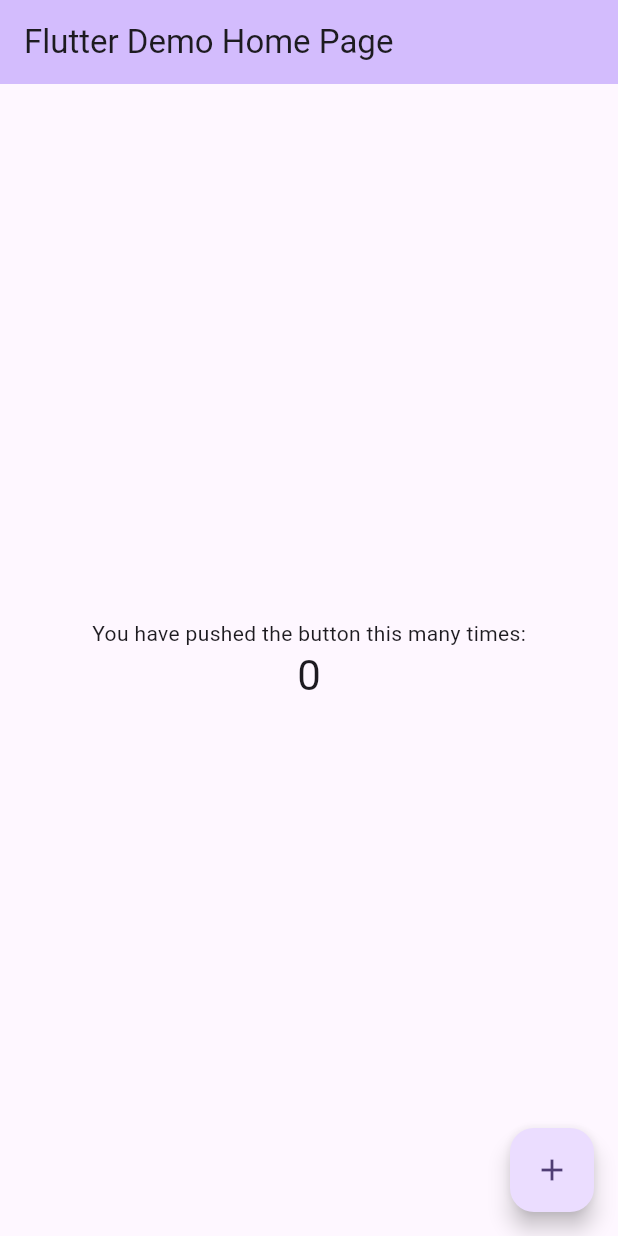
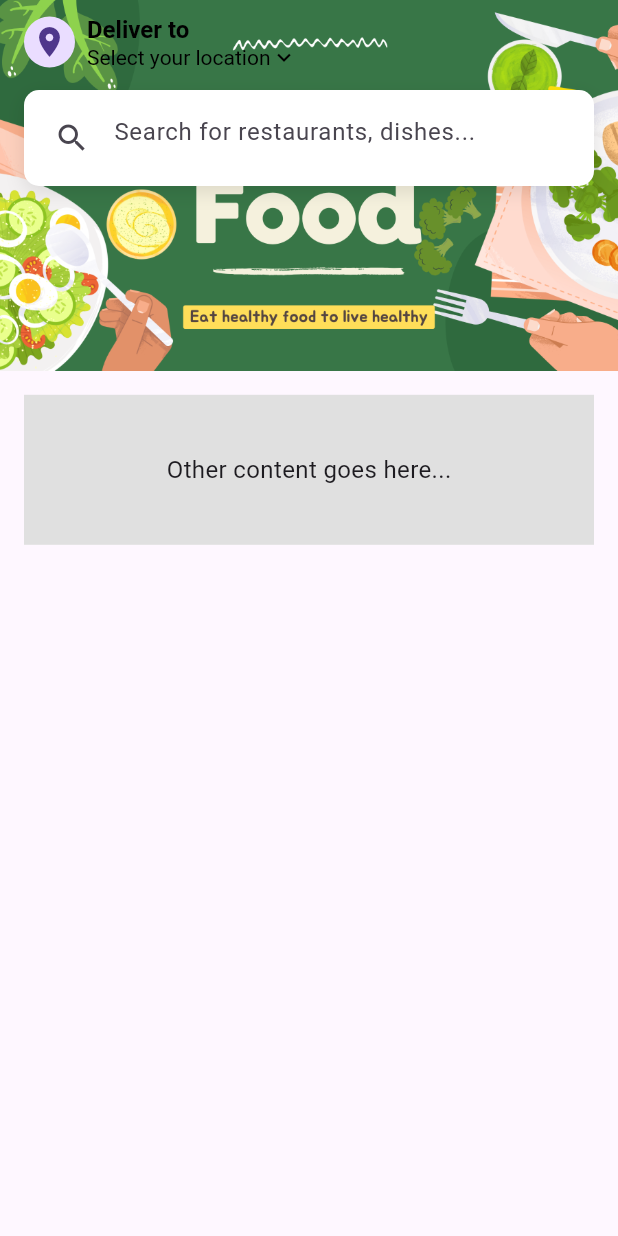
Before and after one commit to 7mzah/sa7ten, a Flutter app: the screen it shows after launch, on a phone screen of 412 x 824 dp. Run offline on Flutter 3.47's test engine with Material 3 defaults, Android fonts, the phone set to English and light mode, and no system bars.

Commit message:
first commit

```diff
--- a/lib/main.dart
+++ b/lib/main.dart
@@ -1,4 +1,5 @@
 import 'package:flutter/material.dart';
+import 'package:sa7ten/splash_screen.dart';
 
 void main() {
   runApp(const MyApp());
@@ -31,95 +32,7 @@
         colorScheme: ColorScheme.fromSeed(seedColor: Colors.deepPurple),
         useMaterial3: true,
       ),
-      home: const MyHomePage(title: 'Flutter Demo Home Page'),
+      home: const SplashScreen(),
     );
   }
 }
-
-class MyHomePage extends StatefulWidget {
-  const MyHomePage({super.key, required this.title});
-
-  // This widget is the home page of your application. It is stateful, meaning
-  // that it has a State object (defined below) that contains fields that affect
-  // how it looks.
-
-  // This class is the configuration for the state. It holds the values (in this
-  // case the title) provided by the parent (in this case the App widget) and
-  // used by the build method of the State. Fields in a Widget subclass are
-  // always marked "final".
-
-  final String title;
-
-  @override
-  State<MyHomePage> createState() => _MyHomePageState();
-}
-
-class _MyHomePageState extends State<MyHomePage> {
-  int _counter = 0;
-
-  void _incrementCounter() {
-    setState(() {
-      // This call to setState tells the Flutter framework that something has
-      // changed in this State, which causes it to rerun the build method below
-      // so that the display can reflect the updated values. If we changed
-      // _counter without calling setState(), then the build method would not be
-      // called again, and so nothing would appear to happen.
-      _counter++;
-    });
-  }
-
-  @override
-  Widget build(BuildContext context) {
-    // This method is rerun every time setState is called, for instance as done
-    // by the _incrementCounter method above.
-    //
-    // The Flutter framework has been optimized to make rerunning build methods
-    // fast, so that you can just rebuild anything that needs updating rather
-    // than having to individually change instances of widgets.
-    return Scaffold(
-      appBar: AppBar(
-        // TRY THIS: Try changing the color here to a specific color (to
-        // Colors.amber, perhaps?) and trigger a hot reload to see the AppBar
-        // change color while the other colors stay the same.
-        backgroundColor: Theme.of(context).colorScheme.inversePrimary,
-        // Here we take the value from the MyHomePage object that was created by
-        // the App.build method, and use it to set our appbar title.
-        title: Text(widget.title),
-      ),
-      body: Center(
-        // Center is a layout widget. It takes a single child and positions it
-        // in the middle of the parent.
-        child: Column(
-          // Column is also a layout widget. It takes a list of children and
-          // arranges them vertically. By default, it sizes itself to fit its
-          // children horizontally, and tries to be as tall as its parent.
-          //
-          // Column has various properties to control how it sizes itself and
-          // how it positions its children. Here we use mainAxisAlignment to
-          // center the children vertically; the main axis here is the vertical
-          // axis because Columns are vertical (the cross axis would be
-          // horizontal).
-          //
-          // TRY THIS: Invoke "debug painting" (choose the "Toggle Debug Paint"
-          // action in the IDE, or press "p" in the console), to see the
-          // wireframe for each widget.
-          mainAxisAlignment: MainAxisAlignment.center,
-          children: <Widget>[
-            const Text(
-              'You have pushed the button this many times:',
-            ),
-            Text(
-              '$_counter',
-              style: Theme.of(context).textTheme.headlineMedium,
-            ),
-          ],
-        ),
-      ),
-      floatingActionButton: FloatingActionButton(
-        onPressed: _incrementCounter,
-        tooltip: 'Increment',
-        child: const Icon(Icons.add),
-      ), // This trailing comma makes auto-formatting nicer for build methods.
-    );
-  }
-}
--- /dev/null
+++ b/lib/presentation/screens/HomeScreen.dart
@@ -0,0 +1,135 @@
+import 'package:flutter/material.dart';
+
+class HomeScreen extends StatefulWidget {
+  const HomeScreen({super.key});
+
+  @override
+  State<HomeScreen> createState() => _HomeScreenState();
+}
+
+class _HomeScreenState extends State<HomeScreen> {
+  @override
+  Widget build(BuildContext context) {
+    return MaterialApp(
+      home: Scaffold(
+        body: SafeArea(
+          child: CustomScrollView(
+            slivers: [
+              SliverAppBar(
+                pinned: true,
+                floating: false,
+                expandedHeight: MediaQuery.of(context).size.height * 0.3,
+                backgroundColor: Colors.grey[300], // Set background color to match the carousel
+                flexibleSpace: FlexibleSpaceBar(
+                  background: Stack(
+                    children: [
+                      // Carousel as part of the Stack in SliverAppBar
+                      PageView.builder(
+                        itemCount: 5,
+                        itemBuilder: (context, index) {
+                          return Container(
+                            decoration: const BoxDecoration(
+                              image: DecorationImage(
+                                image: AssetImage("images/try.png"),
+                                fit: BoxFit.cover,
+                              ),
+                            ),
+                          );
+                        },
+                      ),
+                      // Positioned search bar above the carousel
+                      Positioned(
+                        top: 60,
+                        left: 16,
+                        right: 16,
+                        child: Container(
+                          padding: const EdgeInsets.all(8.0),
+                          decoration: BoxDecoration(
+                            color: Colors.white,
+                            borderRadius: BorderRadius.circular(10),
+                            boxShadow: [
+                              BoxShadow(
+                                color: Colors.black.withOpacity(0.1),
+                                blurRadius: 10,
+                                offset: const Offset(0, 4),
+                              ),
+                            ],
+                          ),
+                          child: const TextField(
+                            decoration: InputDecoration(
+                              hintText: "Search for restaurants, dishes...",
+                              prefixIcon: Icon(Icons.search),
+                              border: InputBorder.none,
+                            ),
+                          ),
+                        ),
+                      ),
+                    ],
+                  ),
+                ),
+                title: const Row(
+                  children: [
+                    Padding(
+                      padding: EdgeInsets.only(right: 8.0),
+                      child: CircleAvatar(radius: 17, child: Icon(Icons.location_on)),
+                    ),
+                    Column(
+                      crossAxisAlignment: CrossAxisAlignment.start,
+                      children: [
+                        Text(
+                          "Deliver to",
+                          style: TextStyle(
+                            color: Colors.black,
+                            fontWeight: FontWeight.bold,
+                            fontSize: 16,
+                          ),
+                        ),
+                        Row(
+                          children: [
+                            Text(
+                              "Select your location",
+                              style: TextStyle(
+                                fontSize: 14,
+                                color: Colors.black,
+                              ),
+                            ),
+                            Icon(
+                              Icons.keyboard_arrow_down_outlined,
+                              size: 18,
+                              color: Colors.black,
+                            ),
+                          ],
+                        ),
+                      ],
+                    ),
+                  ],
+                ),
+              ),
+              // Additional content in the body
+              SliverList(
+                delegate: SliverChildListDelegate(
+                  [
+                    Padding(
+                      padding: const EdgeInsets.all(16.0),
+                      child: Container(
+                        height: 100,
+                        color: Colors.grey[300],
+                        child: const Center(
+                          child: Text(
+                            "Other content goes here...",
+                            style: TextStyle(fontSize: 16),
+                          ),
+                        ),
+                      ),
+                    ),
+                    // Add more widgets if needed...
+                  ],
+                ),
+              ),
+            ],
+          ),
+        ),
+      ),
+    );
+  }
+}
```
Also changed, not shown: lib/splash_screen.dart (added, +49 -0 lines), pubspec.yaml (+13 -67 lines), images/Sa7ten.gif (added), images/Sa7ten.png (added), images/try.png (added), pubspec.lock, 15 other files.
